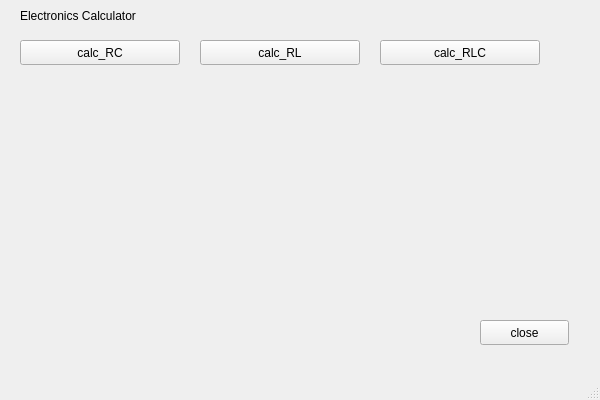
This is CalcApplication/MainWindow.ui in yannickflepp/PmSwEng as Qt 5 draws it before an edit. The edited form follows.
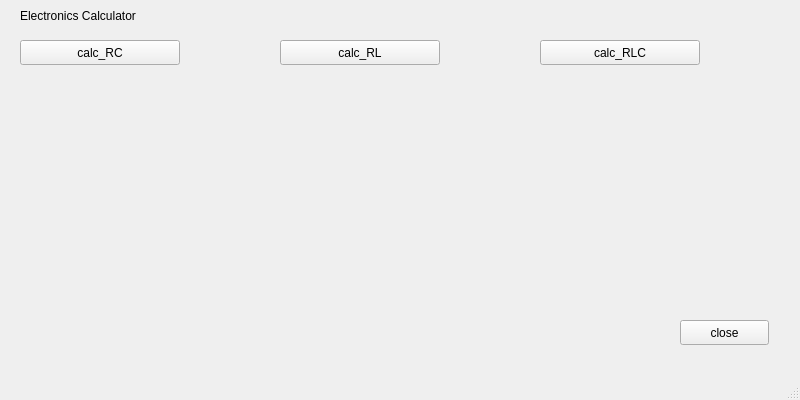
This is the edited form. Icons and pictures are not drawn.

What changed in the file:
```diff
--- a/CalcApplication/MainWindow.ui
+++ b/CalcApplication/MainWindow.ui
@@ -6,7 +6,7 @@
    <rect>
     <x>0</x>
     <y>0</y>
-    <width>600</width>
+    <width>800</width>
     <height>400</height>
    </rect>
   </property>
@@ -48,7 +48,7 @@
    <widget class="QPushButton" name="buttonRL">
     <property name="geometry">
      <rect>
-      <x>200</x>
+      <x>280</x>
       <y>40</y>
       <width>160</width>
       <height>25</height>
@@ -61,7 +61,7 @@
    <widget class="QPushButton" name="buttonRLC">
     <property name="geometry">
      <rect>
-      <x>380</x>
+      <x>540</x>
       <y>40</y>
       <width>160</width>
       <height>25</height>
@@ -74,7 +74,7 @@
    <widget class="QPushButton" name="buttonClose">
     <property name="geometry">
      <rect>
-      <x>480</x>
+      <x>680</x>
       <y>320</y>
       <width>89</width>
       <height>25</height>
@@ -89,7 +89,7 @@
      <rect>
       <x>20</x>
       <y>70</y>
-      <width>160</width>
+      <width>250</width>
       <height>160</height>
      </rect>
     </property>
@@ -106,9 +106,9 @@
    <widget class="QLabel" name="label_RL">
     <property name="geometry">
      <rect>
-      <x>200</x>
+      <x>280</x>
       <y>70</y>
-      <width>160</width>
+      <width>250</width>
       <height>160</height>
      </rect>
     </property>
@@ -125,9 +125,9 @@
    <widget class="QLabel" name="label_RLC">
     <property name="geometry">
      <rect>
-      <x>380</x>
+      <x>540</x>
       <y>70</y>
-      <width>220</width>
+      <width>250</width>
       <height>160</height>
      </rect>
     </property>
```
Left out of the diff: 4 changed lines with no effect on the pictures.
